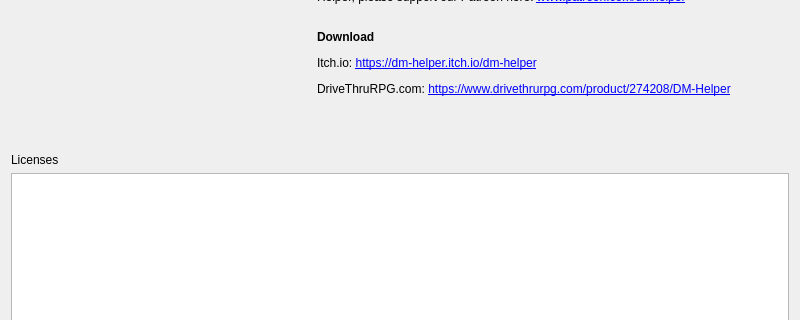
MMetze/DMHelper, file DMHelper/src/aboutdialog.ui: the form before one commit; both pictures show x 0 to 800 and y 244 to 564 of the 800 by 729 pixel window.
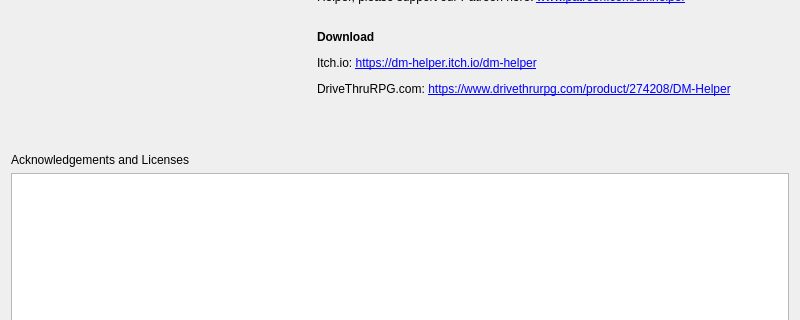
The form after the commit. Icons and pictures are not drawn.

Patch:
```diff
--- a/DMHelper/src/aboutdialog.ui
+++ b/DMHelper/src/aboutdialog.ui
@@ -208,7 +208,7 @@
    <item>
     <widget class="QLabel" name="label">
      <property name="text">
-      <string>Licenses</string>
+      <string>Acknowledgements and Licenses</string>
      </property>
     </widget>
    </item>
```
